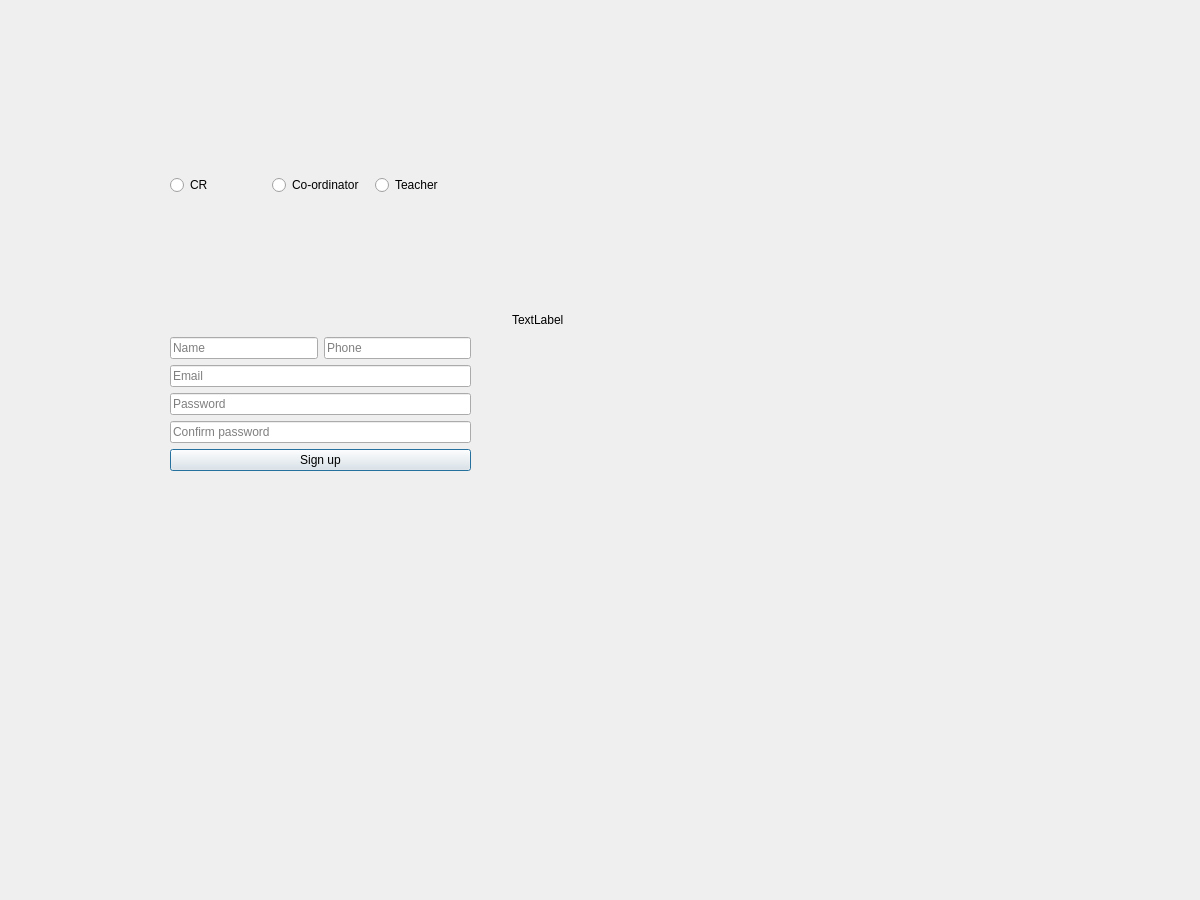
Before: the Qt Designer form signupdialog.ui in prazzx/Kakshya, drawn with Qt 5.
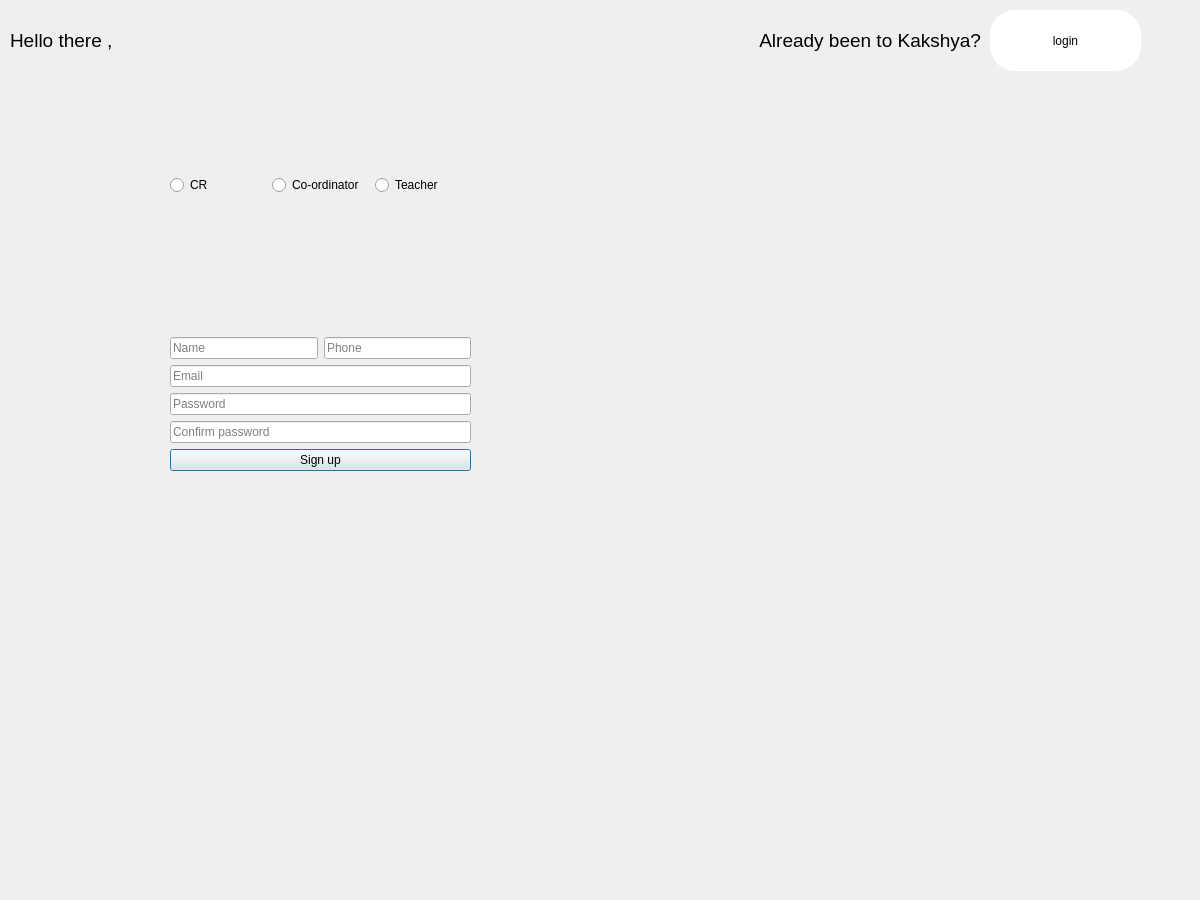
After: the same form once the commit is applied.

```diff
--- a/signupdialog.ui
+++ b/signupdialog.ui
@@ -149,7 +149,75 @@
     </rect>
    </property>
    <property name="text">
-    <string>TextLabel</string>
+    <string/>
+   </property>
+  </widget>
+  <widget class="QPushButton" name="pushButton">
+   <property name="geometry">
+    <rect>
+     <x>990</x>
+     <y>10</y>
+     <width>151</width>
+     <height>61</height>
+    </rect>
+   </property>
+   <property name="styleSheet">
+    <string notr="true">QPushButton {
+	background-color: rgb(170, 255, 255);
+	color: rgb(0, 0, 0);
+	font: 700 14pt &quot;Arial&quot;;
+    border: 2px solid #5A5A5A;
+	border-color: rgb(255, 255, 255);
+	background-color: rgb(255, 255, 255);
+    border-radius: 25px; 
+}
+
+QPushButton:pressed {
+}
+</string>
+   </property>
+   <property name="text">
+    <string>login</string>
+   </property>
+  </widget>
+  <widget class="QLabel" name="label_2">
+   <property name="geometry">
+    <rect>
+     <x>10</x>
+     <y>0</y>
+     <width>181</width>
+     <height>81</height>
+    </rect>
+   </property>
+   <property name="whatsThis">
+    <string>&lt;html&gt;&lt;head/&gt;&lt;body&gt;&lt;p&gt;&lt;br/&gt;&lt;/p&gt;&lt;/body&gt;&lt;/html&gt;</string>
+   </property>
+   <property name="styleSheet">
+    <string notr="true">font: 700 9pt &quot;Arial&quot;;
+color: rgb(0, 0, 0);</string>
+   </property>
+   <property name="text">
+    <string>&lt;html&gt;&lt;head/&gt;&lt;body&gt;&lt;p&gt;&lt;span style=&quot; font-size:14pt;&quot;&gt;Hello there ,&lt;/span&gt;&lt;/p&gt;&lt;/body&gt;&lt;/html&gt;</string>
+   </property>
+  </widget>
+  <widget class="QLabel" name="label_3">
+   <property name="geometry">
+    <rect>
+     <x>660</x>
+     <y>0</y>
+     <width>321</width>
+     <height>81</height>
+    </rect>
+   </property>
+   <property name="whatsThis">
+    <string>&lt;html&gt;&lt;head/&gt;&lt;body&gt;&lt;p&gt;&lt;br/&gt;&lt;/p&gt;&lt;/body&gt;&lt;/html&gt;</string>
+   </property>
+   <property name="styleSheet">
+    <string notr="true">font: 700 9pt &quot;Arial&quot;;
+color: rgb(0, 0, 0);</string>
+   </property>
+   <property name="text">
+    <string>&lt;html&gt;&lt;head/&gt;&lt;body&gt;&lt;p align=&quot;right&quot;&gt;&lt;span style=&quot; font-size:14pt;&quot;&gt;Already been to Kakshya?&lt;/span&gt;&lt;/p&gt;&lt;/body&gt;&lt;/html&gt;</string>
    </property>
   </widget>
  </widget>
```
